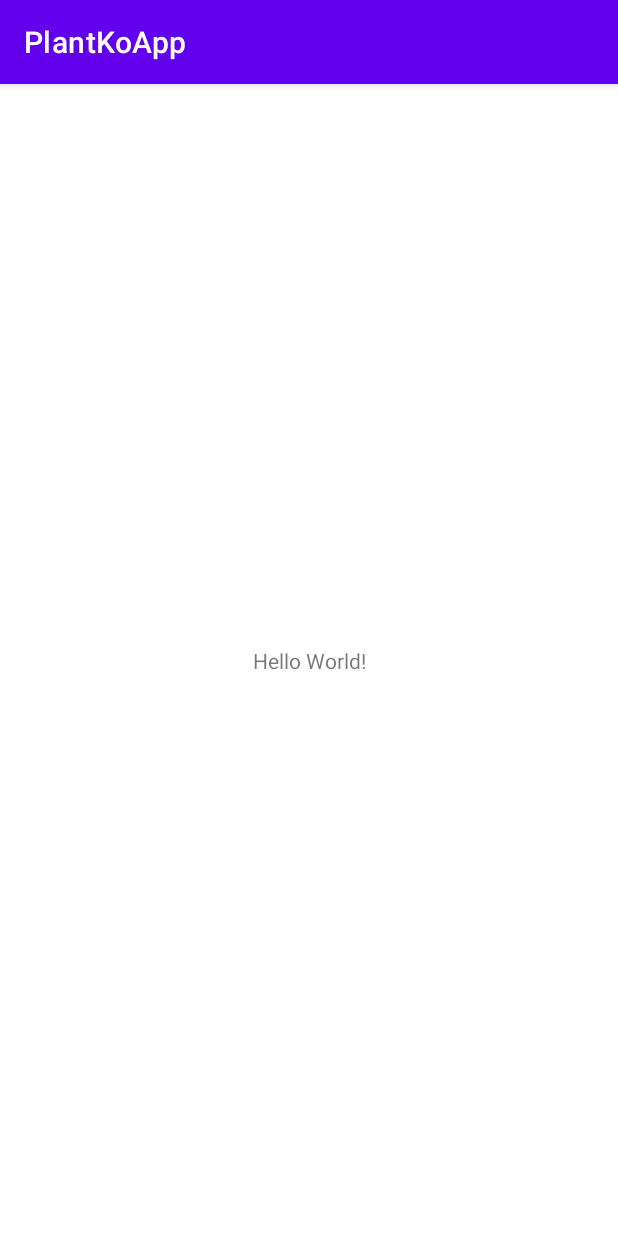
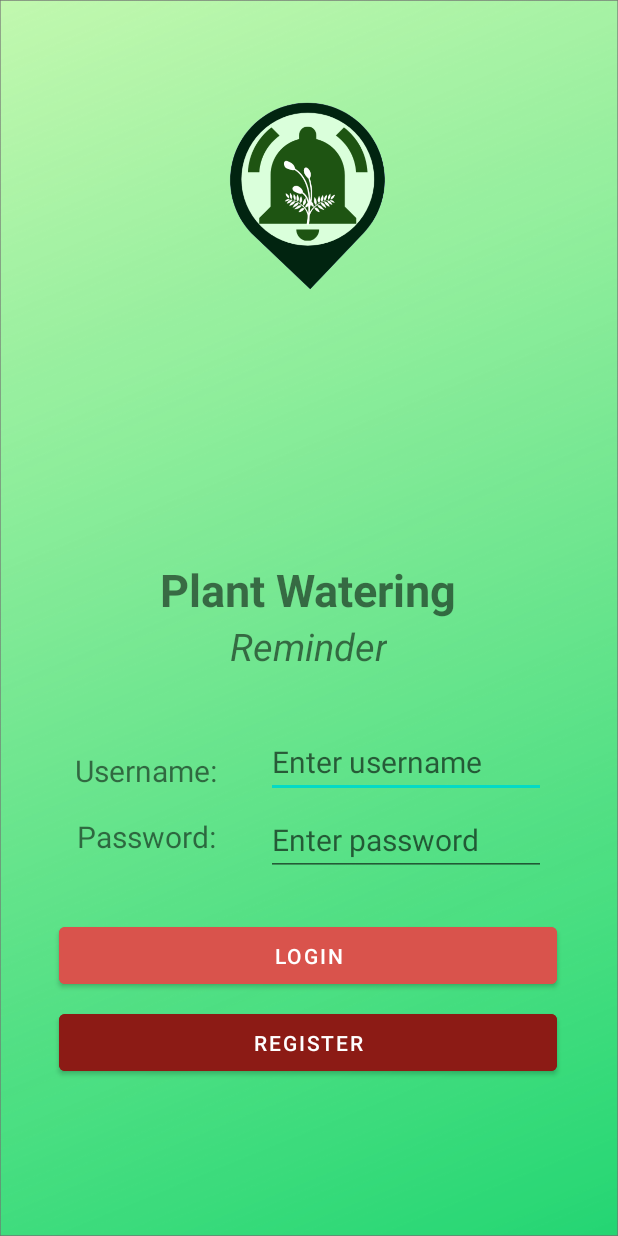
Before and after one commit to rsl081/PlantKo, an Android app: the screen it shows after launch (LoginActivity), on a phone screen of 412 x 824 dp. Run offline under Robolectric (Android 15) with nearby library versions, the phone set to English and light mode, and no system bars.

Commit message:
Login Design Without Google Sign up Done

```diff
--- a/app/src/main/java/com/example/plantkoapp/LoginActivity.java
+++ b/app/src/main/java/com/example/plantkoapp/LoginActivity.java
@@ -7,8 +7,9 @@ import android.os.Bundle;
 public class LoginActivity extends AppCompatActivity {
 
     @Override
-    protected void onCreate(Bundle savedInstanceState) {
+    protected void onCreate(Bundle savedInstanceState)
+    {
         super.onCreate(savedInstanceState);
-        setContentView(R.layout.activity_main);
+        setContentView(R.layout.login);
     }
 }
--- /dev/null
+++ b/app/src/main/java/com/example/plantkoapp/Plant.java
@@ -0,0 +1,5 @@
+package com.example.plantkoapp;
+
+public class Plant
+{
+}
--- a/app/src/main/res/layout/activity_main.xml
+++ /dev/null
@@ -1,18 +0,0 @@
-<?xml version="1.0" encoding="utf-8"?>
-<androidx.constraintlayout.widget.ConstraintLayout xmlns:android="http://schemas.android.com/apk/res/android"
-    xmlns:app="http://schemas.android.com/apk/res-auto"
-    xmlns:tools="http://schemas.android.com/tools"
-    android:layout_width="match_parent"
-    android:layout_height="match_parent"
-    tools:context=".LoginActivity">
-
-    <TextView
-        android:layout_width="wrap_content"
-        android:layout_height="wrap_content"
-        android:text="Hello World!"
-        app:layout_constraintBottom_toBottomOf="parent"
-        app:layout_constraintLeft_toLeftOf="parent"
-        app:layout_constraintRight_toRightOf="parent"
-        app:layout_constraintTop_toTopOf="parent" />
-
-</androidx.constraintlayout.widget.ConstraintLayout>
--- /dev/null
+++ b/app/src/main/res/layout/login.xml
@@ -0,0 +1,130 @@
+<?xml version="1.0" encoding="utf-8"?>
+<androidx.constraintlayout.widget.ConstraintLayout xmlns:android="http://schemas.android.com/apk/res/android"
+    xmlns:app="http://schemas.android.com/apk/res-auto"
+    xmlns:tools="http://schemas.android.com/tools"
+    android:layout_width="match_parent"
+    android:layout_height="match_parent"
+    android:background="@drawable/bg"
+    tools:context=".LoginActivity">
+
+    <TextView
+        android:id="@+id/textView2"
+        android:layout_width="wrap_content"
+        android:layout_height="wrap_content"
+        android:text="Plant Watering"
+        android:textAlignment="center"
+        android:textSize="30sp"
+        android:textStyle="bold"
+        app:layout_constraintBottom_toTopOf="@+id/textView"
+        app:layout_constraintHorizontal_bias="0.497"
+        app:layout_constraintLeft_toLeftOf="parent"
+        app:layout_constraintRight_toRightOf="parent"
+        app:layout_constraintTop_toBottomOf="@+id/imageView"
+        app:layout_constraintVertical_bias="1.0" />
+
+    <TextView
+        android:id="@+id/textView"
+        android:layout_width="wrap_content"
+        android:layout_height="wrap_content"
+        android:layout_marginBottom="376dp"
+        android:text="Reminder"
+        android:textSize="25sp"
+        android:textStyle="italic"
+        android:textAlignment="center"
+        app:layout_constraintBottom_toBottomOf="parent"
+        app:layout_constraintEnd_toEndOf="parent"
+        app:layout_constraintHorizontal_bias="0.498"
+        app:layout_constraintStart_toStartOf="parent" />
+
+    <ImageView
+        android:id="@+id/imageView"
+        android:layout_width="174dp"
+        android:layout_height="208dp"
+        android:layout_marginTop="16dp"
+        app:layout_constraintEnd_toEndOf="parent"
+        app:layout_constraintHorizontal_bias="0.497"
+        app:layout_constraintStart_toStartOf="parent"
+        app:layout_constraintTop_toTopOf="parent"
+        app:srcCompat="@drawable/logo_design" />
+
+    <TextView
+        android:id="@+id/username_textview"
+        android:layout_width="123dp"
+        android:layout_height="32dp"
+        android:layout_marginStart="36dp"
+        android:layout_marginBottom="12dp"
+        android:text="Username:"
+        android:textAlignment="center"
+        android:textSize="20sp"
+        app:layout_constraintBottom_toTopOf="@+id/password_textview"
+        app:layout_constraintEnd_toStartOf="@+id/editext_username"
+        app:layout_constraintHorizontal_bias="0.0"
+        app:layout_constraintStart_toStartOf="parent" />
+
+    <EditText
+        android:id="@+id/editext_username"
+        android:layout_width="wrap_content"
+        android:layout_height="wrap_content"
+        android:layout_marginEnd="48dp"
+        android:layout_marginBottom="4dp"
+        android:ems="8"
+        android:hint="Enter username"
+        android:inputType="textPersonName"
+        android:textColor="@color/white"
+        android:textSize="20sp"
+        app:layout_constraintBottom_toTopOf="@+id/editext_password"
+        app:layout_constraintEnd_toEndOf="parent" />
+
+    <TextView
+        android:id="@+id/password_textview"
+        android:layout_width="123dp"
+        android:layout_height="32dp"
+        android:layout_marginStart="36dp"
+        android:layout_marginBottom="248dp"
+        android:text="Password:"
+        android:textAlignment="center"
+        android:textSize="20sp"
+        app:layout_constraintBottom_toBottomOf="parent"
+        app:layout_constraintEnd_toStartOf="@+id/editext_password"
+        app:layout_constraintHorizontal_bias="0.0"
+        app:layout_constraintStart_toStartOf="parent" />
+
+    <EditText
+        android:id="@+id/editext_password"
+        android:layout_width="wrap_content"
+        android:layout_height="wrap_content"
+        android:layout_marginEnd="48dp"
+        android:layout_marginBottom="240dp"
+        android:ems="8"
+        android:hint="Enter password"
+        android:inputType="textPersonName"
+        android:textColor="@color/white"
+        android:textSize="20sp"
+        app:layout_constraintBottom_toBottomOf="parent"
+        app:layout_constraintEnd_toEndOf="parent" />
+
+    <Button
+        android:id="@+id/login_button"
+        android:layout_width="332dp"
+        android:layout_height="50dp"
+        android:layout_marginBottom="8dp"
+        android:text="Login"
+        android:backgroundTint="#D9534C"
+        app:layout_constraintBottom_toTopOf="@+id/register_button"
+        app:layout_constraintEnd_toEndOf="parent"
+        app:layout_constraintHorizontal_bias="0.493"
+        app:layout_constraintStart_toStartOf="parent" />
+
+    <Button
+        android:id="@+id/register_button"
+        android:layout_width="332dp"
+        android:layout_height="50dp"
+        android:layout_marginBottom="104dp"
+        android:text="Register"
+        android:backgroundTint="#8C1B15"
+        app:layout_constraintBottom_toBottomOf="parent"
+        app:layout_constraintEnd_toEndOf="parent"
+        app:layout_constraintHorizontal_bias="0.493"
+        app:layout_constraintStart_toStartOf="parent" />
+
+</androidx.constraintlayout.widget.ConstraintLayout>
--- a/app/src/main/res/values-night/themes.xml
+++ b/app/src/main/res/values-night/themes.xml
@@ -1,6 +1,6 @@
 <resources xmlns:tools="http://schemas.android.com/tools">
     <!-- Base application theme. -->
-    <style name="Theme.PlantKoApp" parent="Theme.MaterialComponents.DayNight.DarkActionBar">
+    <style name="Theme.PlantKoApp" parent="Theme.MaterialComponents.DayNight.NoActionBar">
         <!-- Primary brand color. -->
         <item name="colorPrimary">@color/purple_200</item>
         <item name="colorPrimaryVariant">@color/purple_700</item>
--- a/app/src/main/res/values/themes.xml
+++ b/app/src/main/res/values/themes.xml
@@ -1,6 +1,6 @@
 <resources xmlns:tools="http://schemas.android.com/tools">
     <!-- Base application theme. -->
-    <style name="Theme.PlantKoApp" parent="Theme.MaterialComponents.DayNight.DarkActionBar">
+    <style name="Theme.PlantKoApp" parent="Theme.MaterialComponents.DayNight.NoActionBar">
         <!-- Primary brand color. -->
         <item name="colorPrimary">@color/purple_500</item>
         <item name="colorPrimaryVariant">@color/purple_700</item>
```
Also changed, not shown: app/src/main/AndroidManifest.xml (+8 -1 lines), app/src/main/java/com/example/plantkoapp/Account.java (added, +148 -0 lines), app/src/main/res/drawable-hdpi/bg.png (added), app/src/main/res/drawable-hdpi/logo_design.png (added), app/src/main/res/drawable-ldpi/bg.png (added), app/src/main/res/drawable-ldpi/logo_design.png (added), app/src/main/res/drawable-mdpi/bg.png (added), app/src/main/res/drawable-mdpi/logo_design.png (added), app/src/main/res/drawable-xhdpi/bg.png (added), app/src/main/res/drawable-xhdpi/logo_design.png (added), app/src/main/res/drawable-xxhdpi/logo_design.png (added), app/src/main/res/drawable-xxxhdpi/logo_design.png (added), 2 other files.
